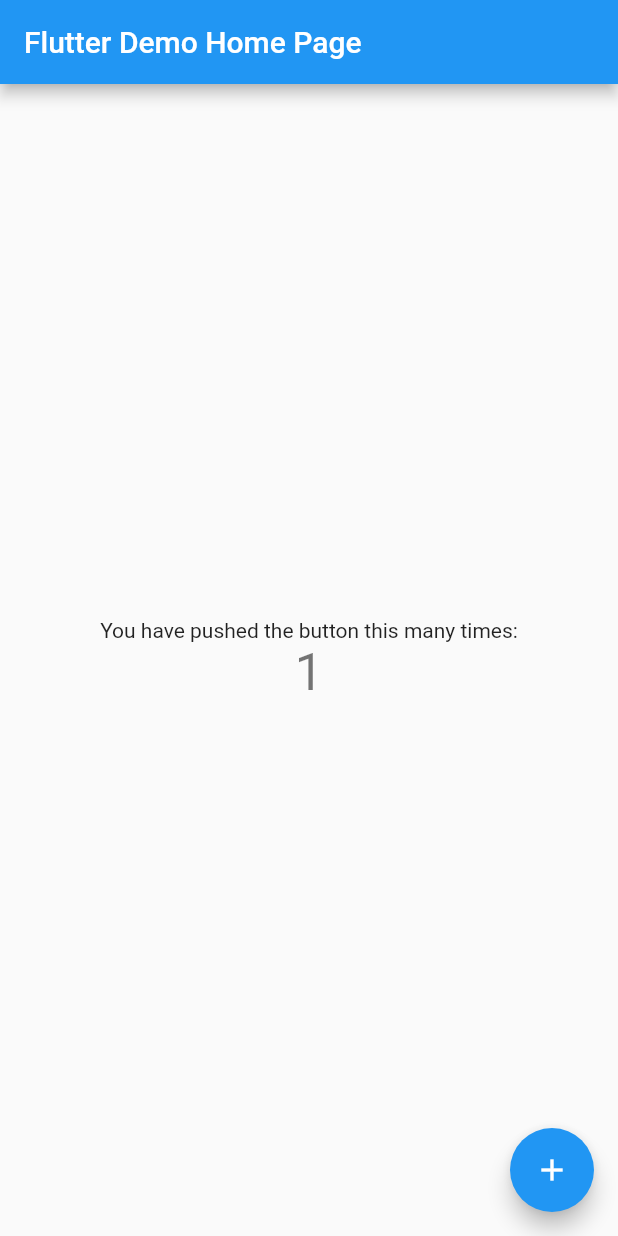
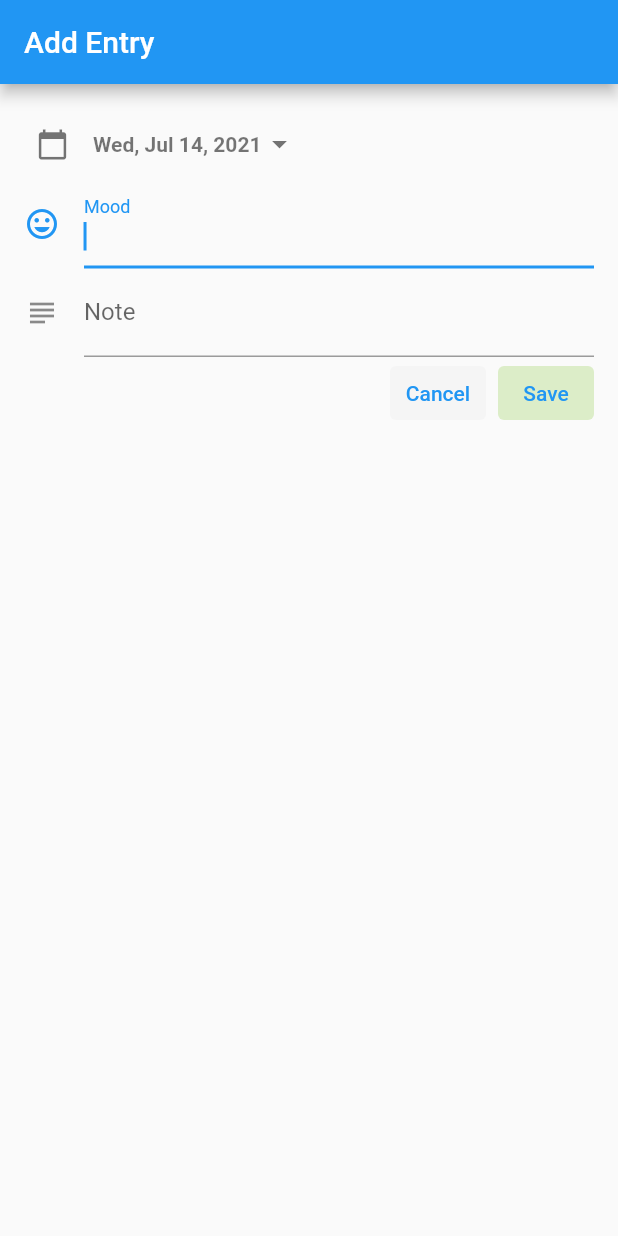
Before and after one commit to TechiePhil/Journal, a Flutter app: the screen it shows after launch, after a tap on the "add" icon, on a phone screen of 412 x 824 dp. Run offline on Flutter 3.47's test engine with Material 2 defaults, Android fonts, the phone set to English and light mode, and no system bars.

Commit message:
added main app features.

```diff
--- /dev/null
+++ b/lib/classes/database.dart
@@ -0,0 +1,104 @@
+import 'package:path_provider/path_provider.dart';
+import 'dart:io';
+import 'dart:convert';
+
+class DatabaseFileRoutines {
+  Future<String> get _localPath async {
+    final directory = await getApplicationDocumentsDirectory();
+    print(directory);
+    return directory.path;
+  }
+
+  Future<File> get _localFile async {
+    final path = await _localPath;
+    return File('$path/local_persistence.json');
+  }
+
+  Future<String> readJournals() async {
+    String contents = "";
+    try {
+      final file = await _localFile;
+      if (!file.existsSync()) {
+        print('file does not exists: ${file.absolute}');
+        await writeJournals('{"journals": []}');
+      }
+
+      // read the file
+      contents = await file.readAsString();
+      return contents;
+    }
+    catch (error) {
+      print('error reading journals: $error');
+      return contents;
+    }
+  }
+
+  Future<File> writeJournals(String json) async {
+    final file = await _localFile;
+    // write to file
+    return file.writeAsString('$json');
+  }
+}
+
+Database databaseFromJson(String string) {
+  final dataFromJson = jsonDecode(string);
+  return Database.fromJson(dataFromJson);
+}
+
+String databaseToJson(Database data) {
+  final dataToJson = data.toJson();
+  return jsonEncode(dataToJson);
+}
+
+class Database {
+  List<Journal> journal;
+  Database({this.journal,});
+
+  factory Database.fromJson(Map<String, dynamic> json) {
+    return Database(
+      journal: List<Journal>.from(json['journals'].map((value) {
+        return Journal.fromJson(value);
+      }))
+    );
+  }
+
+
+  Map<String, dynamic> toJson() {
+    return {
+      'journals': List<dynamic>.from(journal.map((value) {
+          return value.toJson();
+        })
+      ),
+    };
+  }
+}
+
+class Journal {
+  String id;
+  String mood;
+  String date;
+  String note;
+
+  Journal({this.id, this.mood, this.date, this.note});
+
+  factory Journal.fromJson(Map<String, dynamic> json) => Journal(
+    id: json['id'],
+    date: json['date'],
+    mood: json['mood'],
+    note: json['note']
+  );
+
+  Map<String, dynamic> toJson() => {
+    'id': id,
+    'date': date,
+    'mood': mood,
+    'note': note
+  };
+}
+
+class JournalEdit {
+  String action;
+  Journal journal;
+
+  JournalEdit({this.action, this.journal});
+}
--- a/lib/main.dart
+++ b/lib/main.dart
@@ -1,113 +1,16 @@
 import 'package:flutter/material.dart';
+import './pages/home.dart';
 
 void main() {
-  runApp(MyApp());
+  runApp(
+    MaterialApp(
+      debugShowCheckedModeBanner: false,
+      title: 'Daily Journal App',
+      theme: ThemeData(
+        primarySwatch: Colors.blue,
+        bottomAppBarColor: Colors.blue,
+      ),
+      home: Home()
+    )
+  );
 }
-
-class MyApp extends StatelessWidget {
-  // This widget is the root of your application.
-  @override
-  Widget build(BuildContext context) {
-    return MaterialApp(
-      title: 'Flutter Demo',
-      theme: ThemeData(
-        // This is the theme of your application.
-        //
-        // Try running your application with "flutter run". You'll see the
-        // application has a blue toolbar. Then, without quitting the app, try
-        // changing the primarySwatch below to Colors.green and then invoke
-        // "hot reload" (press "r" in the console where you ran "flutter run",
-        // or simply save your changes to "hot reload" in a Flutter IDE).
-        // Notice that the counter didn't reset back to zero; the application
-        // is not restarted.
-        primarySwatch: Colors.blue,
-      ),
-      home: MyHomePage(title: 'Flutter Demo Home Page'),
-    );
-  }
-}
-
-class MyHomePage extends StatefulWidget {
-  MyHomePage({Key key, this.title}) : super(key: key);
-
-  // This widget is the home page of your application. It is stateful, meaning
-  // that it has a State object (defined below) that contains fields that affect
-  // how it looks.
-
-  // This class is the configuration for the state. It holds the values (in this
-  // case the title) provided by the parent (in this case the App widget) and
-  // used by the build method of the State. Fields in a Widget subclass are
-  // always marked "final".
-
-  final String title;
-
-  @override
-  _MyHomePageState createState() => _MyHomePageState();
-}
-
-class _MyHomePageState extends State<MyHomePage> {
-  int _counter = 0;
-
-  void _incrementCounter() {
-    setState(() {
-      // This call to setState tells the Flutter framework that something has
-      // changed in this State, which causes it to rerun the build method below
-      // so that the display can reflect the updated values. If we changed
-      // _counter without calling setState(), then the build method would not be
-      // called again, and so nothing would appear to happen.
-      _counter++;
-    });
-  }
-
-  @override
-  Widget build(BuildContext context) {
-    // This method is rerun every time setState is called, for instance as done
-    // by the _incrementCounter method above.
-    //
-    // The Flutter framework has been optimized to make rerunning build methods
-    // fast, so that you can just rebuild anything that needs updating rather
-    // than having to individually change instances of widgets.
-    return Scaffold(
-      appBar: AppBar(
-        // Here we take the value from the MyHomePage object that was created by
-        // the App.build method, and use it to set our appbar title.
-        title: Text(widget.title),
-      ),
-      body: Center(
-        // Center is a layout widget. It takes a single child and positions it
-        // in the middle of the parent.
-        child: Column(
-          // Column is also a layout widget. It takes a list of children and
-          // arranges them vertically. By default, it sizes itself to fit its
-          // children horizontally, and tries to be as tall as its parent.
-          //
-          // Invoke "debug painting" (press "p" in the console, choose the
-          // "Toggle Debug Paint" action from the Flutter Inspector in Android
-          // Studio, or the "Toggle Debug Paint" command in Visual Studio Code)
-          // to see the wireframe for each widget.
-          //
-          // Column has various properties to control how it sizes itself and
-          // how it positions its children. Here we use mainAxisAlignment to
-          // center the children vertically; the main axis here is the vertical
-          // axis because Columns are vertical (the cross axis would be
-          // horizontal).
-          mainAxisAlignment: MainAxisAlignment.center,
-          children: <Widget>[
-            Text(
-              'You have pushed the button this many times:',
-            ),
-            Text(
-              '$_counter',
-              style: Theme.of(context).textTheme.headline4,
-            ),
-          ],
-        ),
-      ),
-      floatingActionButton: FloatingActionButton(
-        onPressed: _incrementCounter,
-        tooltip: 'Increment',
-        child: Icon(Icons.add),
-      ), // This trailing comma makes auto-formatting nicer for build methods.
-    );
-  }
-}
--- /dev/null
+++ b/lib/pages/edit_entry.dart
@@ -0,0 +1,255 @@
+import 'package:flutter/material.dart';
+import '../classes/database.dart';
+import 'package:intl/intl.dart';
+import 'dart:math';
+
+// this page contains the functionality to edit existing journal entries
+class EditEntry extends StatefulWidget {
+  final bool add;
+  final int index;
+  final JournalEdit journalEdit;
+
+  const EditEntry({
+    Key key, this.add, this.index, this.journalEdit}): super(key:key);
+
+  @override
+  _EditEntryState createState() => _EditEntryState();
+}
+
+class _EditEntryState extends State<EditEntry> {
+  JournalEdit _journalEdit;
+  String _title;
+  DateTime _selectedDate;
+  // mood text controller
+  TextEditingController _moodController = TextEditingController();
+  // note text controller
+  TextEditingController _noteController = TextEditingController();
+  FocusNode _moodFocus = FocusNode();
+  FocusNode _noteFocus = FocusNode();
+
+  @override
+  void initState() {
+    super.initState();
+    // initialize journal to edit
+    _journalEdit = JournalEdit(
+      action: 'Cancel',
+      journal: widget.journalEdit.journal
+    );
+    _title = widget.add ? 'Add' : 'Edit';
+    _journalEdit.journal = widget.journalEdit.journal;
+
+    // if the aciton is to add new entry, create a new journal
+    // otherwise, edit the selected journal entry.
+    if (widget.add) {
+      _selectedDate = DateTime.now();
+      _moodController.text = '';
+      _noteController.text = '';
+    }
+    else {
+      _selectedDate = DateTime.parse(_journalEdit.journal.date);
+      _moodController.text = _journalEdit.journal.mood;
+      _noteController.text = _journalEdit.journal.note;
+    }
+  }
+
+  @override
+  void dispose() {
+    // destroy these object after completed the necessary action
+    _moodController.dispose();
+    _noteController.dispose();
+    _moodFocus.dispose();
+    _noteFocus.dispose();
+
+    super.dispose();
+  }
+
+  // date picker
+  Future<DateTime> _selectDate(DateTime selectedDate) async {
+    DateTime _initialDate = selectedDate;
+    final DateTime _pickedDate = await showDatePicker(
+      context: context,
+      initialDate: _initialDate,
+      firstDate: DateTime.now().subtract(Duration(days: 365)),
+      lastDate: DateTime.now().add(Duration(days: 356))
+    );
+
+    if (_pickedDate != null) {
+      // initialize a data object
+      selectedDate = DateTime(
+        _pickedDate.year,
+        _pickedDate.month,
+        _pickedDate.day,
+        _pickedDate.hour,
+        _pickedDate.minute,
+        _pickedDate.second,
+        _pickedDate.millisecond,
+        _pickedDate.microsecond
+      );
+    }
+    // return data object
+    return selectedDate;
+  }
+
+  @override
+  Widget build(BuildContext context) {
+    return Scaffold(
+      appBar: AppBar(
+        automaticallyImplyLeading: false,
+        title: Text('$_title Entry'),
+      ),
+      body: SafeArea(
+        child: SingleChildScrollView(
+          padding: EdgeInsets.all(16),
+          child: Column(
+            children: <Widget>[
+              TextButton(
+                child: Row(
+                  children: <Widget>[
+                    Icon(
+                      Icons.calendar_today,
+                      size: 22,
+                      color: Colors.black54,
+                    ),
+                    SizedBox(width: 16),
+                    Text(
+                      DateFormat.yMMMEd().format(_selectedDate),
+                      style: TextStyle(
+                        color: Colors.black54,
+                        fontWeight: FontWeight.bold,
+                      )
+                    ),
+                    Icon(
+                      Icons.arrow_drop_down,
+                      color: Colors.black54,
+                    ),
+                  ]
+                ),
+                onPressed: () async {
+                  FocusScope.of(context).requestFocus(FocusNode());
+                  DateTime _pickerDate = await _selectDate(_selectedDate);
+                  setState(() {
+                    _selectedDate = _pickerDate;
+                  });
+                }
+              ),
+              TextField(
+                controller: _moodController,
+                autofocus: true,
+                textInputAction: TextInputAction.next,
+                focusNode: _moodFocus,
+                textCapitalization: TextCapitalization.words,
+                decoration: InputDecoration(
+                  labelText: 'Mood',
+                  icon: Icon(Icons.mood),
+                ),
+                onSubmitted: (submitted) {
+                  FocusScope.of(context).requestFocus(_noteFocus);
+                }
+              ),
+              TextField(
+                controller: _noteController,
+                autofocus: true,
+                textInputAction: TextInputAction.newline,
+                focusNode: _noteFocus,
+                textCapitalization: TextCapitalization.sentences,
+                decoration: InputDecoration(
+                  labelText: 'Note',
+                  icon: Icon(Icons.subject),
+                ),
+                maxLines: null,
+              ),
+              Row(
+                mainAxisAlignment: MainAxisAlignment.end,
+                children: <Widget>[
+                  CancelButtonWidget(journalEdit: _journalEdit),
+                  SizedBox(width: 8),
+                  SaveButtonWidget(
+                    journalEdit: _journalEdit,
+                    widget: widget,
+                    selectedDate: _selectedDate,
+                    moodController: _moodController,
+                    noteController: _noteController
+                  )
+                ]
+              )
+            ]
+          )
+        )
+      )
+    );
+  }
+}
+
+// a save button widget, refactored for the purpose of achieving a
+// 'cleaner' code with less widget subtrees.
+class SaveButtonWidget extends StatelessWidget {
+  const SaveButtonWidget({
+    Key key,
+    @required JournalEdit journalEdit,
+    @required this.widget,
+    @required DateTime selectedDate,
+    @required TextEditingController moodController,
+    @required TextEditingController noteController,
+  }) :
+    _journalEdit = journalEdit,
+    _selectedDate = selectedDate,
+    _moodController = moodController,
+    _noteController = noteController,
+    super(key: key);
+
+  final JournalEdit _journalEdit;
+  final EditEntry widget;
+  final DateTime _selectedDate;
+  final TextEditingController _moodController;
+  final TextEditingController _noteController;
+
+  @override
+  Widget build(BuildContext context) {
+    return TextButton(
+      child: Text('Save'),
+      style: ButtonStyle(
+        backgroundColor: MaterialStateProperty.all(
+          Colors.lightGreen.shade100),
+      ),
+      onPressed: () {
+        _journalEdit.action = 'Save';
+
+        String _id = widget.add ?
+          Random().nextInt(99999999).toString()
+          : _journalEdit.journal.id;
+
+          _journalEdit.journal = Journal(
+            id: _id,
+            date: _selectedDate.toString(),
+            mood: _moodController.text,
+            note: _noteController.text,
+          );
+        Navigator.pop(context, _journalEdit);
+      }
+    );
+  }
+}
+
+// cancel button widget refactored
+class CancelButtonWidget extends StatelessWidget {
+  const CancelButtonWidget({
+    Key key,
+    @required JournalEdit journalEdit,
+  }) : _journalEdit = journalEdit, super(key: key);
+
+  final JournalEdit _journalEdit;
+
+  @override
+  Widget build(BuildContext context) {
+    return TextButton(
+      child: Text('Cancel'),
+      style: ButtonStyle(
+        backgroundColor: MaterialStateProperty.all(Colors.grey.shade100),
+      ),
+      onPressed: () {
+        _journalEdit.action = 'Cancel';
+        Navigator.pop(context, _journalEdit);
+      }
+    );
+  }
+}
--- /dev/null
+++ b/lib/pages/home.dart
@@ -0,0 +1,167 @@
+import 'package:flutter/material.dart';
+import '../classes/database.dart';
+import './edit_entry.dart';
+import 'package:intl/intl.dart';
+
+class Home extends StatefulWidget {
+  HomeState createState() => HomeState();
+}
+
+class HomeState extends State<Home> {
+  Database _database;
+
+  Future<List<Journal>> _loadJournals() async {
+    await DatabaseFileRoutines().readJournals()
+    .then((journalsJson) {
+      _database = databaseFromJson(journalsJson);
+      _database.journal.sort((comp1, comp2) => comp2.date.compareTo(comp1.date));
+    });
+    return _database.journal;
+  }
+
+  void _addOrEditJournal({bool add, int index, Journal journal}) async {
+    JournalEdit _journalEdit = JournalEdit(action: '', journal: journal);
+
+    _journalEdit = await Navigator.push(
+      context,
+      MaterialPageRoute(
+        fullscreenDialog: true,
+        builder: (context) => EditEntry(
+          add: add,
+          index: index,
+          journalEdit: _journalEdit,
+        ),
+      )
+    );
+
+    switch(_journalEdit.action) {
+      case 'Save':
+        if (add) {
+          setState(() {
+            _database.journal.add(_journalEdit.journal);
+          });
+        }
+        else {
+          setState(() {
+            _database.journal[index] = _journalEdit.journal;
+          });
+        }
+        DatabaseFileRoutines().writeJournals(databaseToJson(_database));
+        break;
+      case 'Cancel':
+        break;
+      default:
+        break;
+    }
+  }
+
+  Widget _buildListViewSeparated(AsyncSnapshot snapshot) {
+    return ListView.separated(
+      itemCount: snapshot.data.length,
+      itemBuilder: (BuildContext context, int index) {
+        String _titleDate = DateFormat.yMMMd()
+          .format(DateTime.parse(snapshot.data[index].date));
+
+        String _subtitle = snapshot.data[index].mood + '\n' +
+          snapshot.data[index].note;
+
+        return Dismissible(
+          key: Key(snapshot.data[index].id),
+          background: Container(
+            color: Colors.red,
+            alignment: Alignment.centerLeft,
+            padding: EdgeInsets.only(left: 16),
+            child: Icon(
+              Icons.delete,
+              color: Colors.white,
+            )
+          ),
+          secondaryBackground: Container(
+            color: Colors.red,
+            alignment: Alignment.centerRight,
+            padding: EdgeInsets.only(right: 16),
+            child: Icon(
+              Icons.delete,
+              color: Colors.white,
+            )
+          ),
+          child: ListTile(
+            leading: Column(
+              children: <Text>[
+                Text(
+                  DateFormat.d().format(
+                    DateTime.parse(snapshot.data[index].date)),
+                  style: TextStyle(
+                    color: Colors.blue,
+                    fontWeight: FontWeight.bold,
+                    fontSize: 32,
+                  ),
+                ),
+                Text(
+                  DateFormat.E().format(
+                    DateTime.parse(snapshot.data[index].date)),
+                  style: TextStyle(),
+                ),
+              ]
+            ),
+            title: Text(
+              _titleDate,
+              style: TextStyle(fontWeight: FontWeight.bold),
+            ),
+            subtitle: Text(_subtitle),
+            onTap: () {
+              _addOrEditJournal(
+                add: false,
+                index: index,
+                journal: snapshot.data[index]
+              );
+            }
+          ),
+          onDismissed: (direction) {
+            setState(() {
+              _database.journal.removeAt(index);
+            });
+            DatabaseFileRoutines().writeJournals(databaseToJson(_database));
+          }
+        );
+      },
+      separatorBuilder: (BuildContext context, int index) {
+        return Divider(color: Colors.grey);
+      }
+    );
+  }
+
+  @override
+  Widget build(BuildContext context) {
+    return Scaffold(
+      appBar: AppBar(
+        title: Text('Daily Journal'),
+        centerTitle: true,
+      ),
+      body: FutureBuilder(
+        initialData: [],
+        future: _loadJournals(),
+        builder: (BuildContext context, AsyncSnapshot snapshot) {
+          return !snapshot.hasData ? Center(
+            child: CircularProgressIndicator(
+              backgroundColor: Colors.blue,
+              semanticsLabel: 'Loading Data...',
+            ),
+          ) : _buildListViewSeparated(snapshot);
+        }
+      ),
+      bottomNavigationBar: BottomAppBar(
+        shape: CircularNotchedRectangle(),
+        child: Padding(padding: const EdgeInsets.all(24)),
+      ),
+      floatingActionButtonLocation: FloatingActionButtonLocation.centerDocked,
+      floatingActionButton: FloatingActionButton(
+        tooltip: 'Add Journal Entry',
+        child: Icon(Icons.add),
+        onPressed: () async {
+          _addOrEditJournal(add: true, index: -1, journal: Journal());
+        }
+      ),
+    );
+  }
+}
--- a/pubspec.yaml
+++ b/pubspec.yaml
@@ -23,6 +23,9 @@ environment:
 dependencies:
   flutter:
     sdk: flutter
+
+  path_provider: ^2.0.2
+  intl: ^0.17.0
 
 
   # The following adds the Cupertino Icons font to your application.
```
Also changed, not shown: pubspec.lock.
